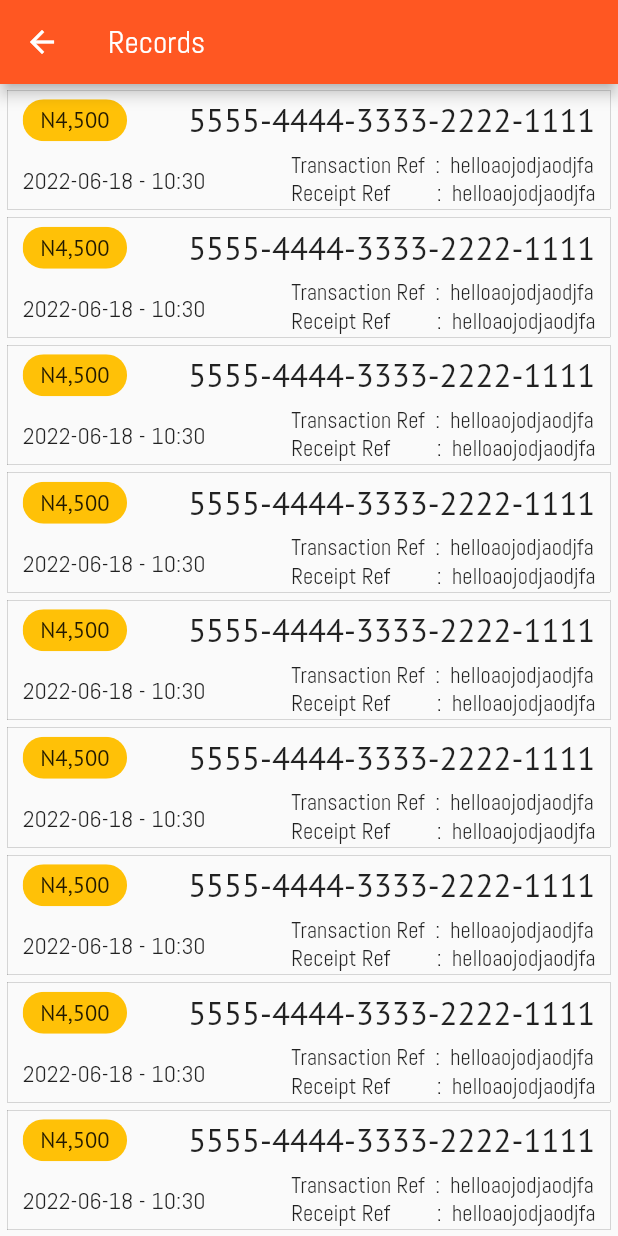
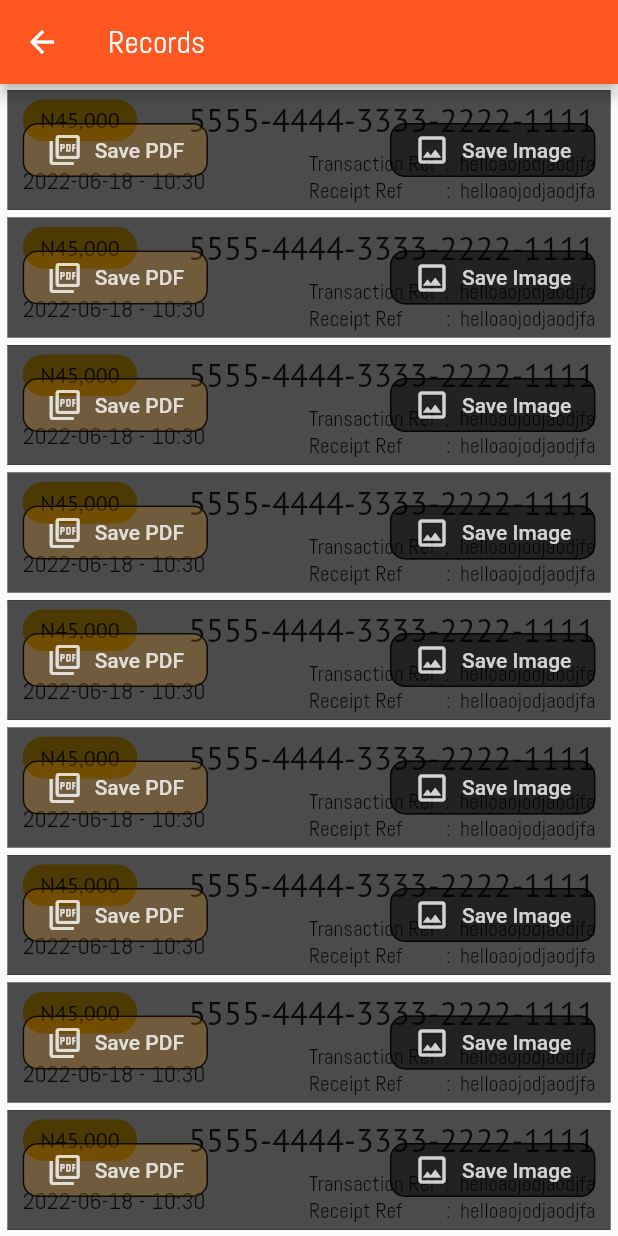
Before and after one commit to Sani-Abdullah/token-meterpay, a Flutter app: the PurchaseHistoryScreen screen opened by its route, on a phone screen of 412 x 824 dp. Run offline on Flutter 3.47's test engine with Material 2 defaults, Android fonts, the phone set to English and light mode, and no system bars; our stand-ins replace cloud_firestore, firebase_auth, firebase_core, flutter_form_builder; missing offline and left inert: flutter_paystack; accounts and stored records are empty; network calls fail.

Commit message:
adding table

```diff
--- a/lib/components/record_tile.dart
+++ b/lib/components/record_tile.dart
@@ -29,12 +29,89 @@ class RecordTile extends StatelessWidget {
   Widget build(BuildContext context) {
     return Padding(
       padding: const EdgeInsets.symmetric(horizontal: 5.0),
-      child: Column(
+      child: Stack(
+        // fit: StackFit.expand,
         children: [
-          GestureDetector(
-            //<TBD>
+          DetailsView(recordTileStyle: _recordTileStyle),
+          const OptionsView(),
+        ],
+      ),
+    );
+  }
+}
+
+class OptionsView extends StatelessWidget {
+  const OptionsView({
+    Key? key,
+  }) : super(key: key);
+
+  @override
+  Widget build(BuildContext context) {
+    return Container(
+      height: 80.0,
+      padding: const EdgeInsets.only(left: 10.0, right: 10.0),
+      width: double.infinity,
+      decoration: BoxDecoration(
+        border: Border.all(width: 0.1),
+        color: Colors.black.withOpacity(0.7),
+      ),
+      child: Row(
+        mainAxisAlignment: MainAxisAlignment.spaceBetween,
+        children: [
+          OutlinedButton.icon(
+            onPressed: () {},
+            icon: const Icon(Icons.picture_as_pdf_outlined),
+            label: const Text('Save PDF'),
+            style: ButtonStyle(
+                side: MaterialStateProperty.all(
+                    const BorderSide(color: Colors.black87)),
+                alignment: Alignment.center,
+                foregroundColor: MaterialStateProperty.all(Colors.white.withOpacity(.80)),
+                backgroundColor: MaterialStateProperty.all(const Color.fromARGB(52, 255, 153, 0)),
+                shape: MaterialStateProperty.all(
+                  const RoundedRectangleBorder(
+                    borderRadius: BorderRadius.all(Radius.circular(10.0)),
+                  ),
+                )),
+          ),
+          OutlinedButton.icon(
+            onPressed: () {},
+            icon: const Icon(Icons.image_outlined),
+            label: const Text('Save Image'),
+            style: ButtonStyle(
+                side: MaterialStateProperty.all(
+                    const BorderSide(color: Colors.black87)),
+                alignment: Alignment.center,
+                foregroundColor: MaterialStateProperty.all(Colors.white.withOpacity(0.8)),
+                backgroundColor: MaterialStateProperty.all(Colors.black.withOpacity(.55)),
+                shape: MaterialStateProperty.all(
+                  const RoundedRectangleBorder(
+                    borderRadius: BorderRadius.all(Radius.circular(10.0)),
+                  ),
+                )),
+          ),
+        ],
+      ),
+    );
+  }
+}
+
+class DetailsView extends StatelessWidget {
+  const DetailsView({
+    Key? key,
+    required Map<String, TextStyle> recordTileStyle,
+  })  : _recordTileStyle = recordTileStyle,
+        super(key: key);
+
+  final Map<String, TextStyle> _recordTileStyle;
+
+  @override
+  Widget build(BuildContext context) {
+    return Column(
+      children: [
+        InkWell(
           onTap: () {},
-            child: Container(
+          child: Ink(
             height: 80.0,
             padding: const EdgeInsets.only(left: 10.0, right: 10.0),
             width: double.infinity,
@@ -47,15 +124,24 @@ class RecordTile extends StatelessWidget {
                 Row(
                   mainAxisAlignment: MainAxisAlignment.spaceBetween,
                   children: [
-                      Chip(
-                        label: const Text('N4,500'),
+                    Flexible(
+                      flex: 2,
+                      child: Chip(
+                        label: const FittedBox(child: Text('N45,000')),
                         backgroundColor: Colors.amber,
                         labelStyle: _recordTileStyle['price'],
                         visualDensity: VisualDensity.compact,
                       ),
-                      Text(
+                    ),
+                    Flexible(
+                      flex: 8,
+                      child: FittedBox(
+                        child: Text(
                           '5555-4444-3333-2222-1111',
+                          softWrap: false,
                           style: _recordTileStyle['token'],
+                        ),
+                      ),
                     ),
                   ],
                 ),
@@ -63,25 +149,35 @@ class RecordTile extends StatelessWidget {
                   child: Row(
                     mainAxisAlignment: MainAxisAlignment.spaceBetween,
                     children: [
-                        Text(
+                      Flexible(
+                        flex: 1,
+                        child: FittedBox(
+                          child: Text(
                             DateFormat('yyyy-MM-dd - kk:mm')
                                 .format(DateTime.now()),
                             style: _recordTileStyle['date'],
                           ),
-                        Column(
+                        ),
+                      ),
+                      Flexible(
+                        flex: 1,
+                        child: Column(
                           crossAxisAlignment: CrossAxisAlignment.start,
                           children: [
-                            Text(
+                            FittedBox(
+                              child: Text(
                                 'Transaction Ref  :  helloaojodjaodjfa',
-                              style: _recordTileStyle[
-                                  'reference'],
+                                style: _recordTileStyle['reference'],
                               ),
-                            Text(
+                            ),
+                            FittedBox(
+                              child: Text(
                                 'Receipt Ref         :  helloaojodjaodjfa',
-                              style: _recordTileStyle[
-                                  'reference'],
+                                style: _recordTileStyle['reference'],
+                              ),
                             ),
                           ],
+                        ),
                       ),
                     ],
                   ),
@@ -92,7 +188,6 @@ class RecordTile extends StatelessWidget {
         ),
         const SizedBox(height: 5.0)
       ],
-      ),
     );
   }
 }
--- a/lib/main.dart
+++ b/lib/main.dart
@@ -9,6 +9,7 @@ import './screens/home_screen.dart';
 import './screens/authentication_screen.dart';
 import './screens/home_screen_d/recharge_screen.dart';
 import './screens/home_screen_d/purchase_history_screen.dart';
+import './screens/home_screen_d/receipt_preview.dart';
 
 void main() {
   runApp(const MyApp());
@@ -57,6 +58,7 @@ class MyApp extends StatelessWidget {
         HomeScreen.routeName: (ctx) => HomeScreen(),
         RechargeUnitsScreen.routeName: (ctx) => RechargeUnitsScreen(),
         PurchaseHistoryScreen.routeName: (ctx) => PurchaseHistoryScreen(),
+        ReceiptPreviewScreen.routeName: (ctx) => ReceiptPreviewScreen(),
       },
     );
   }
```
Also changed, not shown: lib/screens/home_screen_d/receipt_preview.dart (added, +60 -0 lines). Lines whose indentation alone changed are shown as unchanged.
